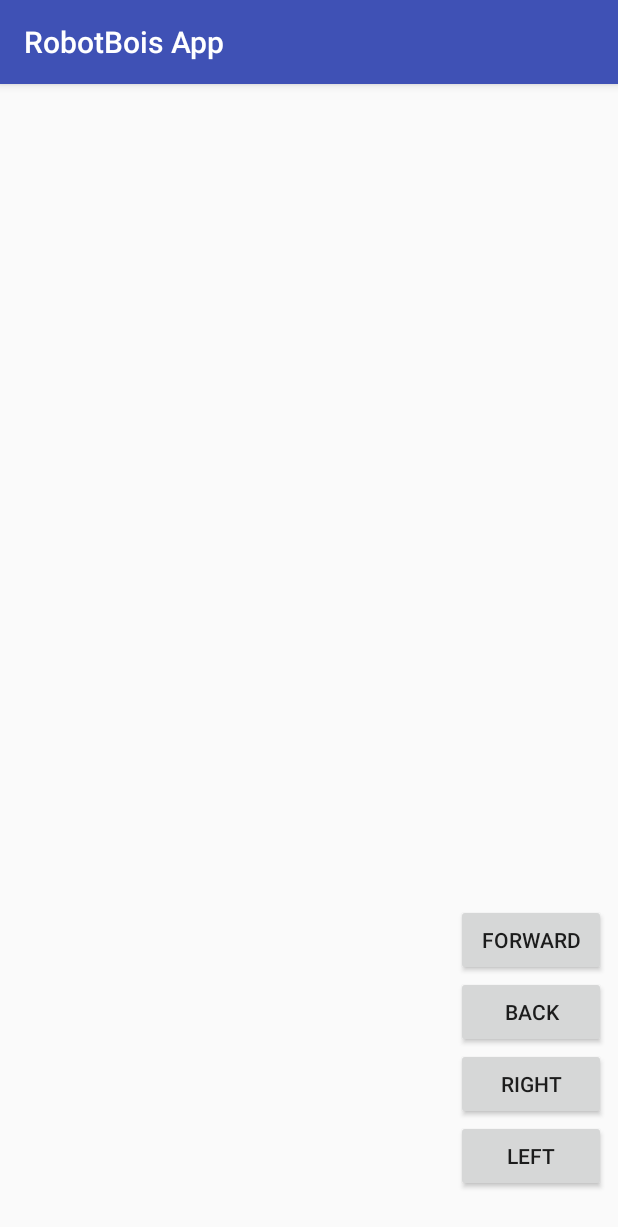
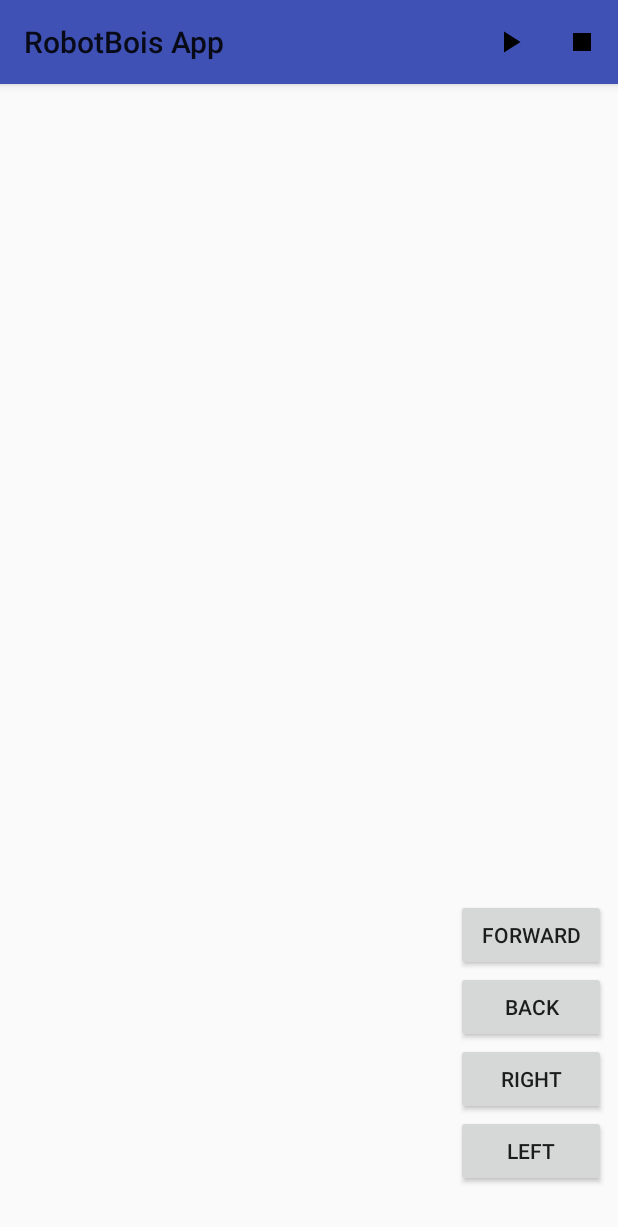
Before and after one commit to Luyaren/AndroidGameMadeForClass, an Android app: the LevelPlayActivity screen opened directly, with no data from a screen before it, on a phone screen of 412 x 824 dp. Shown: the top 1227 px of the screen. Run offline under Robolectric (Android 15) with nearby library versions, the phone set to English and light mode, and no system bars; libraries missing offline, so code that uses them is left out: co.zsmb.materialdrawerkt; 1 statement that could not run was skipped.

Commit message:
Merged PR 29: Merge kurt_gamestate to master
I added logic that handled the robot's moves once they are received from the play button, plus some commented out sample code depicting how you would tell the game to run when you hit play.

Related work items: #93

```diff
--- a/app/src/main/java/io/robotbois/robotboisapp/activities/MainActivity.kt
+++ b/app/src/main/java/io/robotbois/robotboisapp/activities/MainActivity.kt
@@ -1,10 +1,12 @@
-package io.robotbois.robotboisapp
+package io.robotbois.robotboisapp.activities
 
 import android.support.v7.app.AppCompatActivity
 import android.os.Bundle
 import io.robotbois.robotboisapp.R
 import io.robotbois.robotboisapp.activities.LevelPlayActivity
 import io.robotbois.robotboisapp.activities.LevelSelectActivity
+import io.robotbois.robotboisapp.logic.Robot
+import io.robotbois.robotboisapp.managers.GameStateManager
 import kotlinx.android.synthetic.main.activity_main.*
 import org.jetbrains.anko.*
 
@@ -25,6 +27,7 @@ class MainActivity : AppCompatActivity() {
 
         bOptions.setOnClickListener {
             toast("Options!")
+
         }
 
     }
--- a/app/src/main/java/io/robotbois/robotboisapp/managers/NavbarManager.kt
+++ b/app/src/main/java/io/robotbois/robotboisapp/managers/NavbarManager.kt
@@ -6,7 +6,7 @@ import co.zsmb.materialdrawerkt.draweritems.badge
 import co.zsmb.materialdrawerkt.draweritems.badgeable.primaryItem
 import co.zsmb.materialdrawerkt.draweritems.badgeable.secondaryItem
 import co.zsmb.materialdrawerkt.draweritems.divider
-import io.robotbois.robotboisapp.MainActivity
+import io.robotbois.robotboisapp.activities.MainActivity
 import io.robotbois.robotboisapp.activities.LevelSelectActivity
 import org.jetbrains.anko.startActivity
 import org.jetbrains.anko.toast
--- /dev/null
+++ b/app/src/main/res/drawable/run_game.xml
@@ -0,0 +1,9 @@
+<vector xmlns:android="http://schemas.android.com/apk/res/android"
+        android:width="24dp"
+        android:height="24dp"
+        android:viewportWidth="24.0"
+        android:viewportHeight="24.0">
+    <path
+        android:fillColor="#FF000000"
+        android:pathData="M8,5v14l11,-7z"/>
+</vector>
--- /dev/null
+++ b/app/src/main/res/drawable/stop_game.xml
@@ -0,0 +1,9 @@
+<vector xmlns:android="http://schemas.android.com/apk/res/android"
+        android:width="24dp"
+        android:height="24dp"
+        android:viewportWidth="24.0"
+        android:viewportHeight="24.0">
+    <path
+        android:fillColor="#FF000000"
+        android:pathData="M6,6h12v12H6z"/>
+</vector>
--- a/app/src/main/res/layout/activity_level_play.xml
+++ b/app/src/main/res/layout/activity_level_play.xml
@@ -1,7 +1,10 @@
 <?xml version="1.0" encoding="utf-8"?>
+
+
 <android.support.constraint.ConstraintLayout xmlns:android="http://schemas.android.com/apk/res/android"
     xmlns:app="http://schemas.android.com/apk/res-auto"
     xmlns:tools="http://schemas.android.com/tools"
+    android:id="@+id/lConstraintLayout"
     android:layout_width="match_parent"
     android:layout_height="match_parent"
     tools:context="io.robotbois.robotboisapp.activities.LevelPlayActivity">
@@ -20,6 +23,15 @@
         app:layout_constraintStart_toStartOf="parent"
         app:layout_constraintTop_toTopOf="parent"
         app:layout_constraintVertical_bias="0.948" />
+
+    <android.support.v7.widget.Toolbar
+        android:id="@+id/my_toolbar"
+        android:layout_width="match_parent"
+        android:layout_height="?attr/actionBarSize"
+        android:background="?attr/colorPrimary"
+        android:elevation="4dp"
+        android:theme="@style/ThemeOverlay.AppCompat.ActionBar"
+        app:popupTheme="@style/ThemeOverlay.AppCompat.Light"/>
 
     <GridLayout
         android:id="@+id/glCommands"
--- /dev/null
+++ b/app/src/main/res/menu/menu_level_play.xml
@@ -0,0 +1,19 @@
+<menu
+    xmlns:android="http://schemas.android.com/apk/res/android"
+    xmlns:app="http://schemas.android.com/apk/res-auto"
+    xmlns:tools="http://schemas.android.com/tools"
+    tools:context=".activities.LevelPlayActivity">
+    <item
+        android:id="@+id/action_play"
+        android:icon="@drawable/run_game"
+        android:orderInCategory="100"
+        android:title="AAA"
+        app:showAsAction="ifRoom" />
+    <item
+        android:id="@+id/action_stop"
+        android:orderInCategory="200"
+        android:title="Search"
+        android:icon="@drawable/stop_game"
+        app:showAsAction="ifRoom"/>
+
+</menu>
--- a/app/src/main/res/values/styles.xml
+++ b/app/src/main/res/values/styles.xml
@@ -6,6 +6,8 @@
         <item name="colorPrimary">@color/colorPrimary</item>
         <item name="colorPrimaryDark">@color/colorPrimaryDark</item>
         <item name="colorAccent">@color/colorAccent</item>
+        <item name="windowActionBar">false</item>
+        <item name="windowNoTitle">true</item>
     </style>
 
     <style name="AppTheme.NoActionBar">
--- a/build.gradle
+++ b/build.gradle
@@ -21,6 +21,7 @@ allprojects {
     repositories {
         google()
         jcenter()
+        mavenCentral()
     }
 }
 
```
Also changed, not shown: app/build.gradle (+6 -1 lines), app/src/main/java/io/robotbois/robotboisapp/activities/LevelPlayActivity.kt (+63 -1 lines), app/src/main/java/io/robotbois/robotboisapp/logic/Board.kt (+4 -3 lines), app/src/main/java/io/robotbois/robotboisapp/logic/Robot.kt (+19 -19 lines), app/src/main/java/io/robotbois/robotboisapp/managers/GameStateManager.kt (added, +45 -0 lines), 5 other files.
